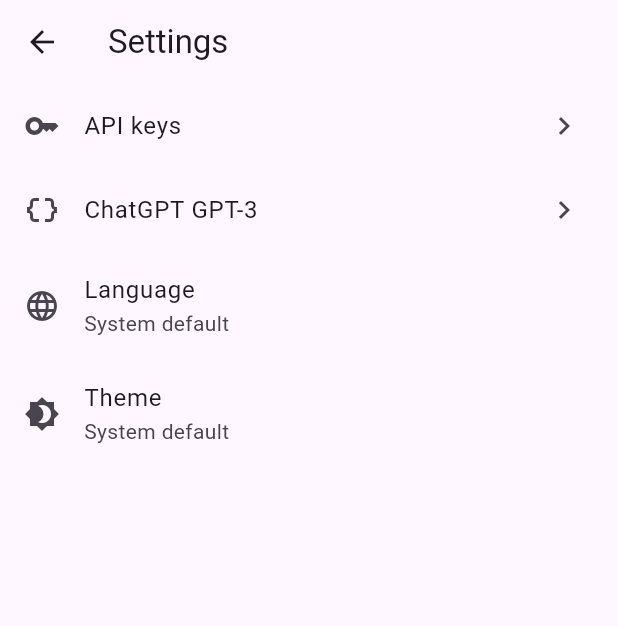
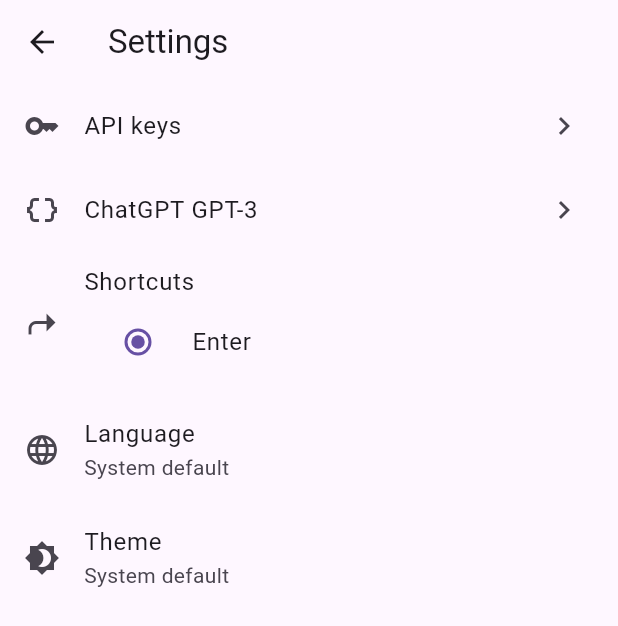
Before and after one commit to conghaonet/hao_chatgpt, a Flutter app: the SettingsPage screen opened by its route, on a phone screen of 412 x 824 dp. Shown: the top 626 px of the screen. Run offline on Flutter 3.47's test engine with Material 2 defaults, Android fonts, the phone set to English and light mode, and no system bars; our stand-ins replace dio, drift, flutter_riverpod, go_router, loading_animation_widget, logger and 4 more; missing offline and left inert: android_intent_plus; accounts and stored records are empty; generated files the repository leaves out were written again.

Commit message:
developing shortcuts

```diff
--- a/lib/l10n/intl_zh.arb
+++ b/lib/l10n/intl_zh.arb
@@ -8,7 +8,7 @@
   "dark": "暗色模式",
   "systemDefault": "系统默认",
   "language": "语言",
-  "chooseLanguage": "Choose language",
+  "chooseLanguage": "选择语言",
   "cancel": "取消",
   "settingsReset": "重置",
   "about": "关于",
@@ -32,5 +32,7 @@
   "confirmDelete": "确认删除",
   "selectAll": "全选",
   "delete": "删除",
-  "home": "主页"
+  "home": "主页",
+  "shortcuts": "快捷键",
+  "sendWith": "用 {shortcut} 发送"
 }
--- a/lib/src/extensions.dart
+++ b/lib/src/extensions.dart
@@ -139,3 +139,15 @@
     await intent.launch();
   }
 }
+
+Map<String, LogicalKeySet> getShortcuts() {
+  Map<String, LogicalKeySet> keyMap = {'Enter': LogicalKeySet(LogicalKeyboardKey.enter)};
+  if(Platform.isWindows || Platform.isLinux || Platform.isFuchsia) {
+    keyMap['Ctrl + Enter'] = LogicalKeySet(LogicalKeyboardKey.control, LogicalKeyboardKey.enter);
+  } else if(Platform.isMacOS) {
+    // \u2318 + Enter
+    // ⌘ + Enter
+    keyMap['⌘ + Enter'] = LogicalKeySet(LogicalKeyboardKey.meta, LogicalKeyboardKey.enter);
+  }
+  return keyMap;
+}
--- a/lib/src/preferences_manager.dart
+++ b/lib/src/preferences_manager.dart
@@ -173,6 +173,7 @@
   static const maxTokens = 'max_tokens';
   static const gpt3GenerationSettings = 'gpt3_generation_settings';
   static const apiKeys = 'api_keys';
+  static const shortcutsSend = 'shortcuts_send';
 }
 
 PreferencesManager appPref = PreferencesManager();
--- a/lib/src/screens/settings.dart
+++ b/lib/src/screens/settings.dart
@@ -1,3 +1,4 @@
+import 'package:flutter/services.dart';
 import 'package:flutter_riverpod/flutter_riverpod.dart';
 import 'package:go_router/go_router.dart';
 import 'package:hao_chatgpt/l10n/generated/l10n.dart';
@@ -43,6 +44,7 @@
                 trailing: const Icon(Icons.keyboard_arrow_right),
                 onTap: () => context.go('/${AppUri.settingsGpt3}'),
               ),
+              _buildShortcuts(),
               _buildLanguageSetting(context),
               _buildThemeSetting(context),
             ],
@@ -51,7 +53,28 @@
       ),
     );
   }
+  Widget _buildShortcuts() {
+    return ListTile(
+      leading: const Icon(Icons.shortcut),
+      title: const Text('Shortcuts'),
+      subtitle: Column(
+        mainAxisSize: MainAxisSize.min,
+        crossAxisAlignment: CrossAxisAlignment.start,
+        children: [
+          ...getShortcuts().entries.map((e) {
+            return RadioListTile<LogicalKeySet>(
+              title: Text(e.key),
+              value: e.value,
+              groupValue: LogicalKeySet(LogicalKeyboardKey.enter),
+              onChanged: (value) {
 
+              },
+            );
+          }).toList(),
+        ],
+      ),
+    );
+  }
   Widget _buildThemeSetting(BuildContext context) {
     String themeName = S.of(context).systemDefault;
     if (ref.watch(themeProvider) == ThemeMode.dark) {
```
Also changed, not shown: lib/l10n/intl_en.arb (+9 -0 lines), lib/src/screens/chat.dart (+0 -19 lines), lib/l10n/generated/l10n.dart, lib/l10n/generated/l10n_en.dart, lib/l10n/generated/l10n_zh.dart.
